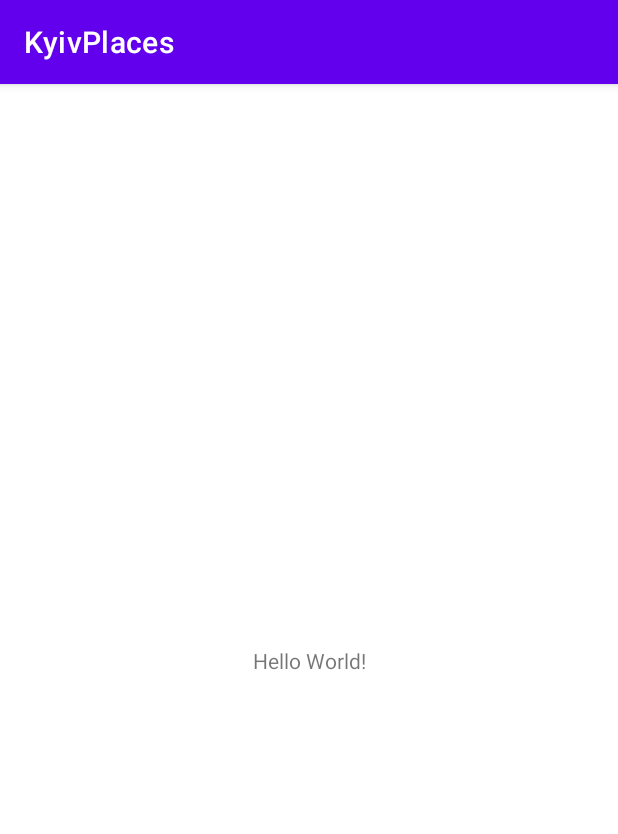
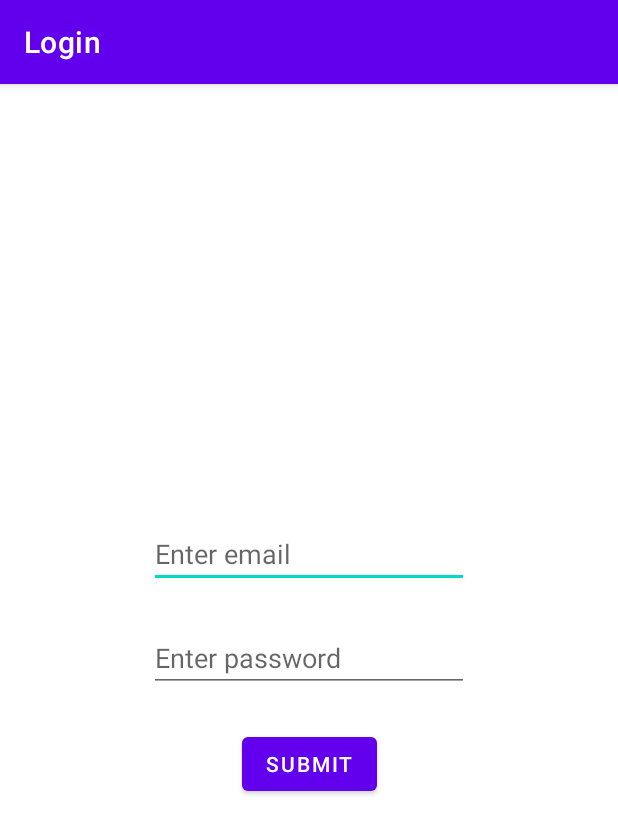
Before and after one commit to rodins/kyiv_places, an Android app: the screen it shows after launch (MainActivity), on a phone screen of 412 x 824 dp. Shown: the top 834 px of the screen. Run offline under Robolectric (Android 15) with nearby library versions, the phone set to English and light mode, and no system bars; our stand-ins replace navigation-ui.

```diff
--- a/app/src/main/java/com/sergeyrodin/kyivplaces/MainActivity.kt
+++ b/app/src/main/java/com/sergeyrodin/kyivplaces/MainActivity.kt
@@ -2,10 +2,26 @@ package com.sergeyrodin.kyivplaces
 
 import androidx.appcompat.app.AppCompatActivity
 import android.os.Bundle
+import androidx.navigation.NavController
+import androidx.navigation.fragment.NavHostFragment
+import androidx.navigation.ui.NavigationUI
 
 class MainActivity : AppCompatActivity() {
     override fun onCreate(savedInstanceState: Bundle?) {
         super.onCreate(savedInstanceState)
         setContentView(R.layout.activity_main)
+        val navController = getNavController()
+        NavigationUI.setupActionBarWithNavController(this, navController)
+    }
+
+    private fun getNavController(): NavController {
+        val navHostFragment =
+            supportFragmentManager.findFragmentById(R.id.my_nav_host_fragment) as NavHostFragment
+        return navHostFragment.navController
+    }
+
+    override fun onSupportNavigateUp(): Boolean {
+        val navController = getNavController()
+        return navController.navigateUp()
     }
 }
--- /dev/null
+++ b/app/src/main/java/com/sergeyrodin/kyivplaces/login/LoginFragment.kt
@@ -0,0 +1,44 @@
+package com.sergeyrodin.kyivplaces.login
+
+import android.os.Bundle
+import androidx.fragment.app.Fragment
+import android.view.LayoutInflater
+import android.view.View
+import android.view.ViewGroup
+import android.widget.Button
+import android.widget.EditText
+import androidx.navigation.fragment.findNavController
+import com.sergeyrodin.kyivplaces.R
+
+private const val TITLE_KEY = "title"
+
+class LoginFragment : Fragment() {
+
+    override fun onCreateView(
+        inflater: LayoutInflater, container: ViewGroup?,
+        savedInstanceState: Bundle?
+    ): View? {
+        // Inflate the layout for this fragment
+        return inflater.inflate(R.layout.fragment_login, container, false)
+    }
+
+    override fun onViewCreated(view: View, savedInstanceState: Bundle?) {
+        super.onViewCreated(view, savedInstanceState)
+
+        val submitButton = view.findViewById<Button>(R.id.submit_button)
+        val emailEdit = view.findViewById<EditText>(R.id.email_edit)
+
+        submitButton.setOnClickListener {
+            findNavController().navigate(
+                R.id.action_loginFragment_to_mapFragment,
+                getBundleWithEmailText(emailEdit)
+            )
+        }
+    }
+
+    private fun getBundleWithEmailText(emailEdit: EditText): Bundle {
+        val args = Bundle()
+        args.putCharSequence(TITLE_KEY, emailEdit.text.toString())
+        return args
+    }
+}
--- a/app/src/main/res/layout/activity_main.xml
+++ b/app/src/main/res/layout/activity_main.xml
@@ -1,18 +1,9 @@
 <?xml version="1.0" encoding="utf-8"?>
-<androidx.constraintlayout.widget.ConstraintLayout xmlns:android="http://schemas.android.com/apk/res/android"
+<androidx.fragment.app.FragmentContainerView xmlns:android="http://schemas.android.com/apk/res/android"
     xmlns:app="http://schemas.android.com/apk/res-auto"
-    xmlns:tools="http://schemas.android.com/tools"
+    android:id="@+id/my_nav_host_fragment"
+    android:name="androidx.navigation.fragment.NavHostFragment"
     android:layout_width="match_parent"
     android:layout_height="match_parent"
-    tools:context=".MainActivity">
-
-    <TextView
-        android:layout_width="wrap_content"
-        android:layout_height="wrap_content"
-        android:text="Hello World!"
-        app:layout_constraintBottom_toBottomOf="parent"
-        app:layout_constraintLeft_toLeftOf="parent"
-        app:layout_constraintRight_toRightOf="parent"
-        app:layout_constraintTop_toTopOf="parent" />
-
-</androidx.constraintlayout.widget.ConstraintLayout>
+    app:defaultNavHost="true"
+    app:navGraph="@navigation/navigation" />
--- /dev/null
+++ b/app/src/main/res/layout/fragment_login.xml
@@ -0,0 +1,56 @@
+<?xml version="1.0" encoding="utf-8"?>
+<androidx.constraintlayout.widget.ConstraintLayout xmlns:android="http://schemas.android.com/apk/res/android"
+    xmlns:app="http://schemas.android.com/apk/res-auto"
+    xmlns:tools="http://schemas.android.com/tools"
+    android:layout_width="match_parent"
+    android:layout_height="match_parent"
+    tools:context=".MainActivity">
+
+    <EditText
+        android:id="@+id/email_edit"
+        android:layout_width="wrap_content"
+        android:layout_height="wrap_content"
+        android:layout_marginStart="8dp"
+        android:layout_marginTop="8dp"
+        android:layout_marginEnd="8dp"
+        android:layout_marginBottom="8dp"
+        android:ems="10"
+        android:hint="@string/enter_email"
+        android:inputType="textEmailAddress"
+        app:layout_constraintBottom_toTopOf="@+id/password_edit"
+        app:layout_constraintEnd_toEndOf="parent"
+        app:layout_constraintStart_toStartOf="parent"
+        app:layout_constraintTop_toTopOf="parent"
+        app:layout_constraintVertical_chainStyle="packed" />
+
+    <Button
+        android:id="@+id/submit_button"
+        android:layout_width="wrap_content"
+        android:layout_height="wrap_content"
+        android:layout_marginStart="8dp"
+        android:layout_marginTop="16dp"
+        android:layout_marginEnd="8dp"
+        android:layout_marginBottom="8dp"
+        android:text="@string/submit"
+        app:layout_constraintBottom_toBottomOf="parent"
+        app:layout_constraintEnd_toEndOf="parent"
+        app:layout_constraintStart_toStartOf="parent"
+        app:layout_constraintTop_toBottomOf="@+id/password_edit" />
+
+    <EditText
+        android:id="@+id/password_edit"
+        android:layout_width="wrap_content"
+        android:layout_height="wrap_content"
+        android:layout_marginStart="8dp"
+        android:layout_marginTop="16dp"
+        android:layout_marginEnd="8dp"
+        android:layout_marginBottom="8dp"
+        android:hint="@string/enter_password"
+        android:ems="10"
+        android:inputType="textPassword"
+        app:layout_constraintBottom_toTopOf="@+id/submit_button"
+        app:layout_constraintEnd_toEndOf="parent"
+        app:layout_constraintStart_toStartOf="parent"
+        app:layout_constraintTop_toBottomOf="@+id/email_edit" />
+
+</androidx.constraintlayout.widget.ConstraintLayout>
--- /dev/null
+++ b/app/src/main/res/navigation/navigation.xml
@@ -0,0 +1,25 @@
+<?xml version="1.0" encoding="utf-8"?>
+<navigation xmlns:android="http://schemas.android.com/apk/res/android"
+    xmlns:app="http://schemas.android.com/apk/res-auto"
+    xmlns:tools="http://schemas.android.com/tools"
+    android:id="@+id/navigation.xml"
+    app:startDestination="@id/loginFragment">
+
+    <fragment
+        android:id="@+id/loginFragment"
+        android:name="com.sergeyrodin.kyivplaces.login.LoginFragment"
+        android:label="@string/login" >
+        <action
+            android:id="@+id/action_loginFragment_to_mapFragment"
+            app:destination="@id/mapFragment" />
+    </fragment>
+    <fragment
+        android:id="@+id/mapFragment"
+        android:name="com.sergeyrodin.kyivplaces.map.MapFragment"
+        android:label="{title}"
+        tools:layout="@layout/fragment_map">
+        <argument
+            android:name="title"
+            app:argType="string" />
+    </fragment>
+</navigation>
--- a/app/src/main/res/values/strings.xml
+++ b/app/src/main/res/values/strings.xml
@@ -1,3 +1,9 @@
 <resources>
     <string name="app_name">KyivPlaces</string>
+    <string name="submit">Submit</string>
+    <!-- TODO: Remove or change this placeholder text -->
+    <string name="hello_blank_fragment">Hello blank fragment</string>
+    <string name="enter_email">Enter email</string>
+    <string name="enter_password">Enter password</string>
+    <string name="login">Login</string>
 </resources>
```
Also changed, not shown: app/build.gradle (+15 -0 lines), app/src/debug/res/values/google_maps_api.xml (added, +24 -0 lines), app/src/main/AndroidManifest.xml (+20 -0 lines), app/src/main/java/com/sergeyrodin/kyivplaces/map/MapFragment.kt (added, +48 -0 lines), app/src/main/res/layout/fragment_map.xml (added, +8 -0 lines), 4 other files.
